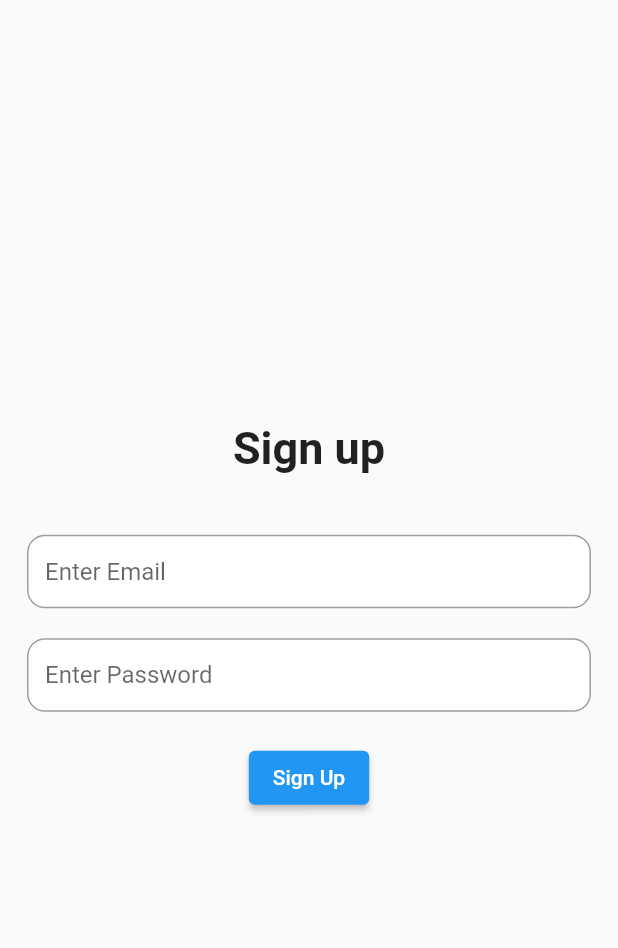
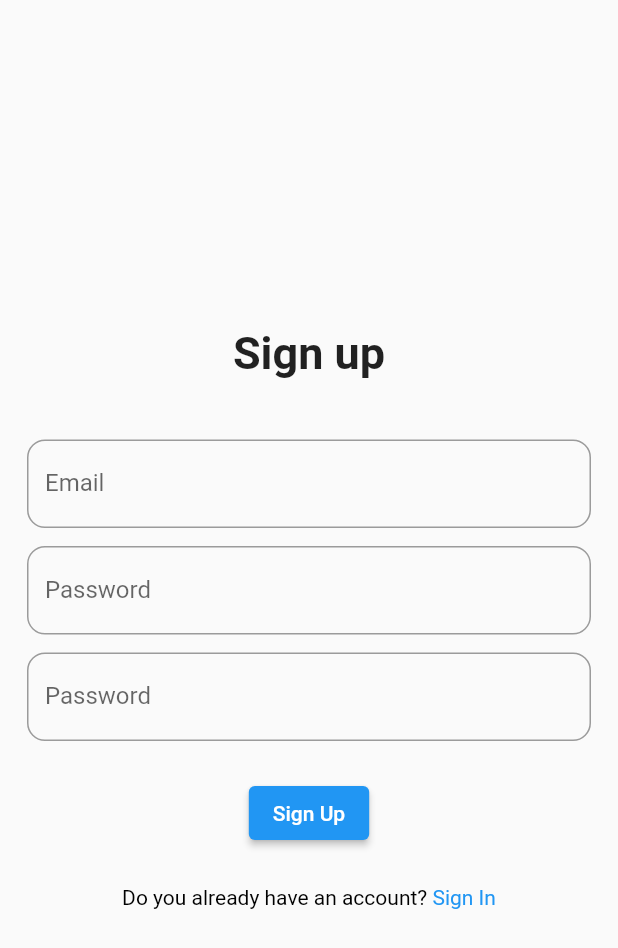
Before and after one commit to famarrero/flutter_firebase_auth, a Flutter app: the AuthPage screen opened by its route, on a phone screen of 412 x 824 dp. Shown: the top 948 px of the screen. Run offline on Flutter 3.47's test engine with Material 2 defaults, Android fonts, the phone set to English and light mode, and no system bars; our stand-ins replace bloc, built_collection, equatable, firebase_auth, firebase_core, flutter_bloc and 2 more; accounts and stored records are empty.

Commit message:
-Add auth bloc

```diff
--- a/lib/pages/auth/auth_page.dart
+++ b/lib/pages/auth/auth_page.dart
@@ -1,6 +1,9 @@
 import 'package:firebase_auth/firebase_auth.dart';
+import 'package:flutter/cupertino.dart';
+import 'package:flutter/gestures.dart';
 import 'package:flutter/material.dart';
 import 'package:flutter_firebase_auth/pages/auth/components/email_verification.dart';
+import 'package:go_router/go_router.dart';
 
 class AuthPage extends StatefulWidget {
   const AuthPage({Key? key}) : super(key: key);
@@ -55,67 +58,56 @@ class _AuthPageState extends State<AuthPage> {
                   fontWeight: FontWeight.bold,
                 ),
               ),
-              const SizedBox(
-                height: 40,
-              ),
+              const SizedBox(height: 40.0),
               TextFormField(
                 controller: _emailController,
-                // validator: (val) => widget.onValidate(val),
                 decoration: InputDecoration(
+                  labelText: 'Email',
                   border: OutlineInputBorder(
                     borderRadius: BorderRadius.circular(12),
-                    borderSide: const BorderSide(color: Colors.grey, width: 1),
+                    borderSide: const BorderSide(
+                      color: Colors.grey,
+                      width: 0.50,
+                    ),
                   ),
-                  enabledBorder: OutlineInputBorder(
-                    borderRadius: BorderRadius.circular(12),
-                    borderSide: const BorderSide(color: Colors.grey, width: 1),
-                  ),
-                  focusedBorder: OutlineInputBorder(
-                    borderRadius: BorderRadius.circular(12),
-                    borderSide: const BorderSide(color: Colors.grey, width: 1),
-                  ),
-                  filled: true,
-                  fillColor: Colors.white,
-                  hintText: 'Enter Email',
-                  // hintStyle: AppTextStyle.lightGreyText,
-                  isDense: true,
-                  contentPadding:
-                      const EdgeInsets.symmetric(horizontal: 12, vertical: 15),
                 ),
               ),
-              const SizedBox(
-                height: 20,
-              ),
+              const SizedBox(height: 12.0),
               TextFormField(
                 controller: _passwordController,
                 decoration: InputDecoration(
+                  labelText: 'Password',
                   border: OutlineInputBorder(
                     borderRadius: BorderRadius.circular(12),
-                    borderSide: const BorderSide(color: Colors.grey, width: 1),
+                    borderSide: const BorderSide(
+                      color: Colors.grey,
+                      width: 0.50,
+                    ),
                   ),
-                  enabledBorder: OutlineInputBorder(
-                    borderRadius: BorderRadius.circular(12),
-                    borderSide: const BorderSide(color: Colors.grey, width: 1),
-                  ),
-                  focusedBorder: OutlineInputBorder(
-                    borderRadius: BorderRadius.circular(12),
-                    borderSide: const BorderSide(color: Colors.grey, width: 1),
-                  ),
-                  filled: true,
-                  fillColor: Colors.white,
-                  hintText: 'Enter Password',
-                  // hintStyle: AppTextStyle.lightGreyText,
-                  isDense: true,
-                  contentPadding:
-                      const EdgeInsets.symmetric(horizontal: 12, vertical: 15),
                 ),
                 obscureText: true,
               ),
-              const SizedBox(
-                height: 20,
+              const SizedBox(height: 12.0),
+              TextFormField(
+                controller: _passwordController,
+                decoration: InputDecoration(
+                  labelText: 'Password',
+                  border: OutlineInputBorder(
+                    borderRadius: BorderRadius.circular(12),
+                    borderSide: const BorderSide(
+                      color: Colors.grey,
+                      width: 0.50,
+                    ),
+                  ),
+                ),
+                obscureText: true,
               ),
+              const SizedBox(height: 24.0),
               _isLoading
-                  ? const CircularProgressIndicator()
+                  ? const CupertinoActivityIndicator(
+                      radius: 16.0,
+                      color: Colors.blue,
+                    )
                   : ElevatedButton(
                       onPressed: () async {
                         setState(() {
@@ -137,11 +129,35 @@ class _AuthPageState extends State<AuthPage> {
                           _isLoading = false;
                         });
                       },
-                      child: const Text('Sign Up'))
+                      child: const Text('Sign Up'),
+                    ),
+              const SizedBox(height: 24.0),
+              RichText(
+                text: TextSpan(
+                  text: 'Do you already have an account? ',
+                  style: const TextStyle(
+                    color: Colors.black,
+                  ),
+                  children: [
+                    TextSpan(
+                      recognizer: TapGestureRecognizer()
+                        ..onTap = onSingInTextPressed,
+                      text: 'Sign In',
+                      style: const TextStyle(
+                        color: Colors.blue,
+                      ),
+                    )
+                  ],
+                ),
+              )
             ],
           ),
         ),
       ),
     );
   }
+
+  void onSingInTextPressed() {
+    context.pop();
+  }
 }
--- a/lib/pages/login/bloc/login_event.dart
+++ b/lib/pages/login/bloc/login_event.dart
@@ -7,5 +7,5 @@ class LoginEvent with _$LoginEvent {
     required String password,
   }) = _LoginEventLoginPressed;
 
-  const factory LoginEvent.onSingOutPressed() = _LoginEventSingOutPressed;
+  const factory LoginEvent.onSignOutPressed() = _LoginEventSingOutPressed;
 }
--- a/lib/pages/login/bloc/login_state.dart
+++ b/lib/pages/login/bloc/login_state.dart
@@ -5,11 +5,13 @@ class LoginState with _$LoginState {
   const LoginState._();
 
   const factory LoginState({
-    required BaseState<LoginStatusEnum> loginStatus,
+    required LoginStatusEnum loginStatus,
+    required BaseState<bool> signIn,
+    required BaseState<bool> signOut,
   }) = _LoginState;
 
   /// Get true id the user is logged
-  bool get isLogged => loginStatus.data == LoginStatusEnum.loggedIn;
+  bool get isLogged => loginStatus == LoginStatusEnum.loggedIn;
 }
 
 /// Login possible states.
--- a/lib/routes/go_route.dart
+++ b/lib/routes/go_route.dart
@@ -52,7 +52,7 @@ GoRouter getAppRoute(LoginBloc loginCubit) => GoRouter(
         // verify is app is in authenticating route
         final locationIsAuthenticationPage =
             state.subloc == Routes.authenticationPath;
-        if (loginStatus.data == LoginStatusEnum.authenticating) {
+        if (loginStatus == LoginStatusEnum.authenticating) {
           return locationIsAuthenticationPage
               ? null
               : Routes.authenticationPath;
@@ -61,7 +61,7 @@ GoRouter getAppRoute(LoginBloc loginCubit) => GoRouter(
         // verify is app is in login route
         final locationIsLoginPage = state.subloc == Routes.loginPath;
         // if LoginStatus is different to logged return the login route if app ist not in there
-        if (loginStatus.data == LoginStatusEnum.unLoggedIn) {
+        if (loginStatus == LoginStatusEnum.unLoggedIn) {
           return locationIsLoginPage ? null : Routes.loginPath;
         }
         // if the user is logged in but still on the login page, send them to
--- /dev/null
+++ b/lib/utils/firebase_error_messages.dart
@@ -0,0 +1,15 @@
+String getFirebaseErrorMessageByErrorCode(String code) {
+  String errorMessage = '';
+
+  if (code == 'weak-password') {
+    errorMessage = 'The password provided is too weak.';
+  } else if (code == 'email-already-in-use') {
+    errorMessage = 'The account already exists for that email.';
+  } else if (code == 'unknown') {
+    errorMessage = 'Unknown error ocurred.';
+  } else {
+    errorMessage = 'Error ocurred.';
+  }
+
+  return errorMessage;
+}
```
Also changed, not shown: lib/pages/auth/bloc/auth_bloc.dart (added, +58 -0 lines), lib/pages/auth/bloc/auth_event.dart (added, +9 -0 lines), lib/pages/auth/bloc/auth_state.dart (added, +17 -0 lines), lib/pages/home/home_page.dart (+24 -4 lines), lib/pages/login/bloc/login_bloc.dart (+26 -13 lines), lib/pages/login/login_page.dart (+58 -12 lines), lib/pages/auth/bloc/auth_bloc.freezed.dart (added), lib/pages/login/bloc/login_bloc.freezed.dart.
